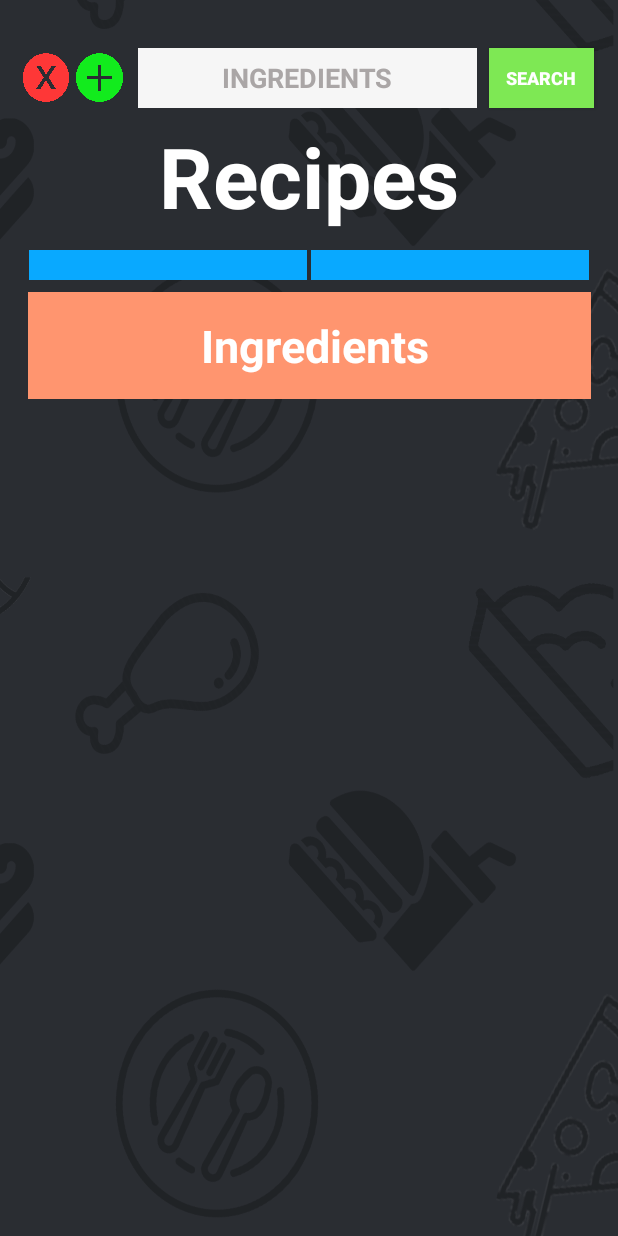
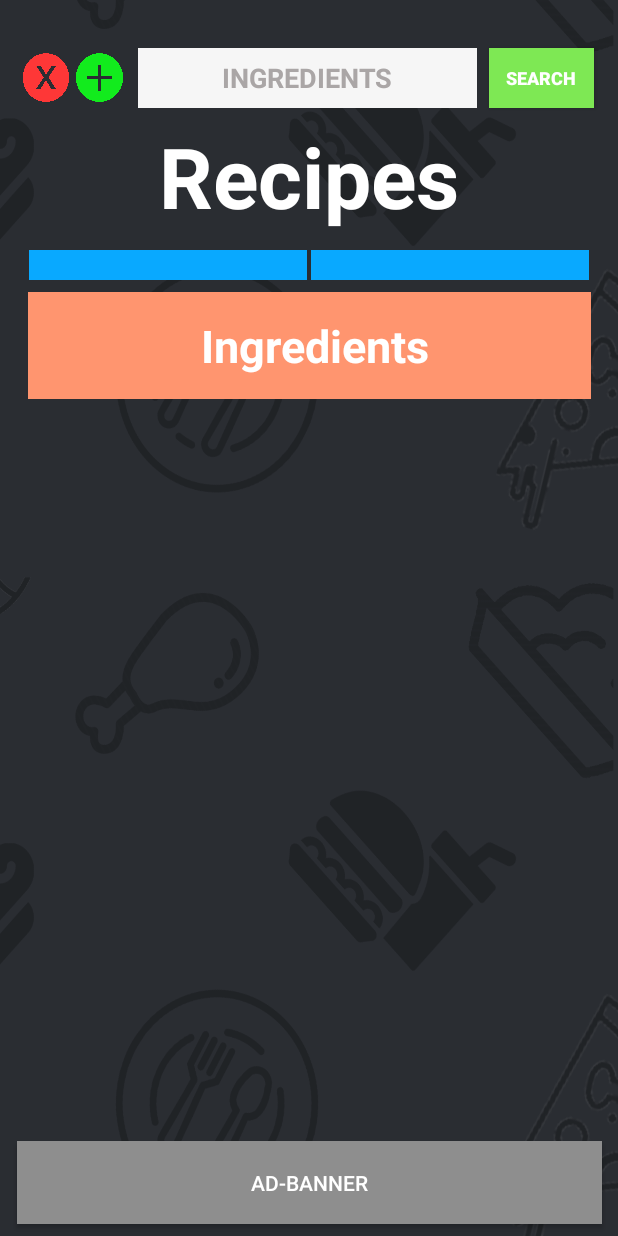
Before and after one commit to mantasruigys3000/Plate-Prep, an Android app: the SearchActivity screen opened directly, with no data from a screen before it, on a phone screen of 412 x 824 dp. Run offline under Robolectric (Android 15) with nearby library versions, the phone set to English and light mode, and no system bars; our stand-ins replace RxJava.

Commit message:
ad banner

```diff
--- a/app/src/main/res/layout/searchbar.xml
+++ b/app/src/main/res/layout/searchbar.xml
@@ -144,4 +144,16 @@
         app:layout_constraintEnd_toEndOf="parent"
         app:layout_constraintTop_toBottomOf="@+id/recipeText" />
 
+    <Button
+        android:id="@+id/button3"
+        android:layout_width="390dp"
+        android:layout_height="55dp"
+        android:layout_marginBottom="8dp"
+        android:background="#8E8E8E"
+        android:text="AD-BANNER"
+        app:layout_constraintBottom_toBottomOf="parent"
+        app:layout_constraintEnd_toEndOf="parent"
+        app:layout_constraintHorizontal_bias="0.5"
+        app:layout_constraintStart_toStartOf="parent" />
+
 </androidx.constraintlayout.widget.ConstraintLayout>
```
